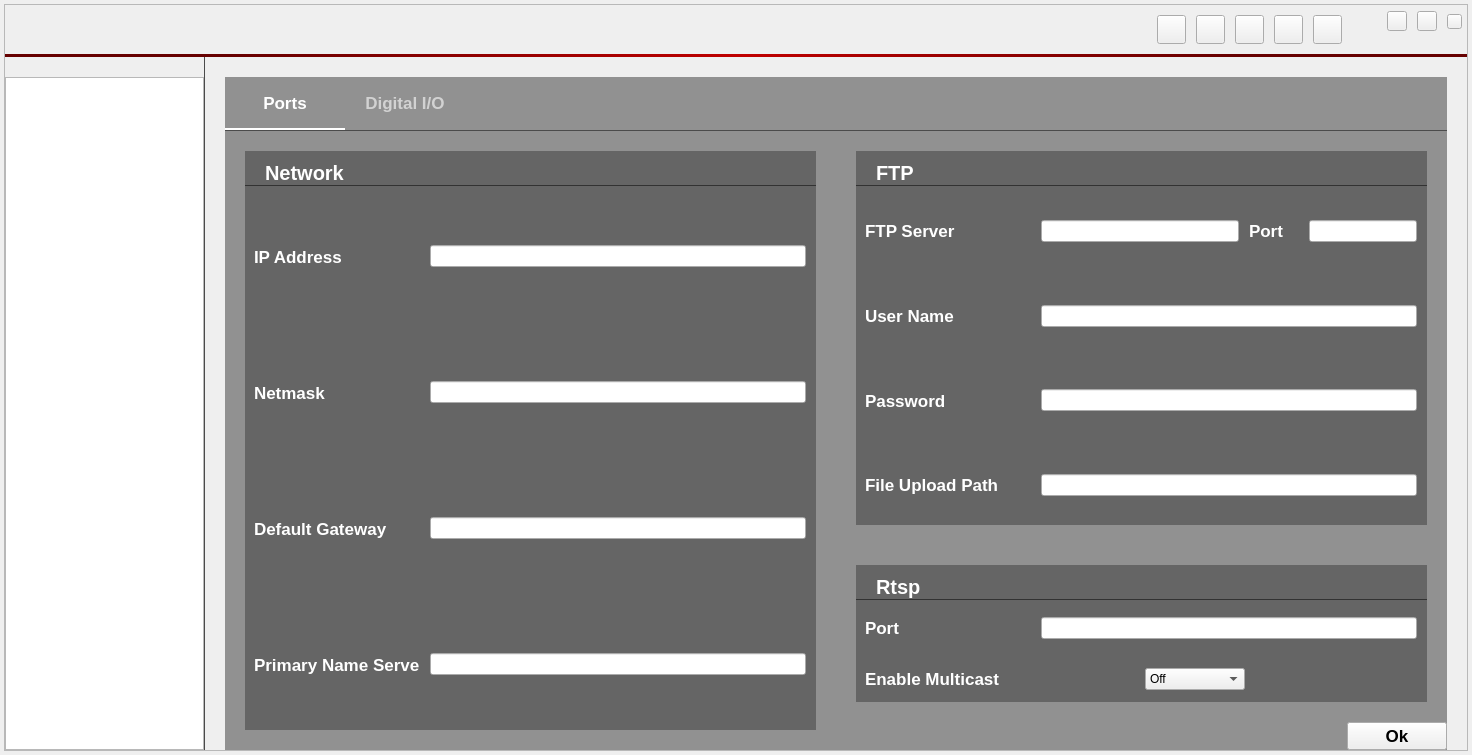
This is widget.ui in tupers/camera-client as Qt 5 draws it before an edit. The edited form follows.
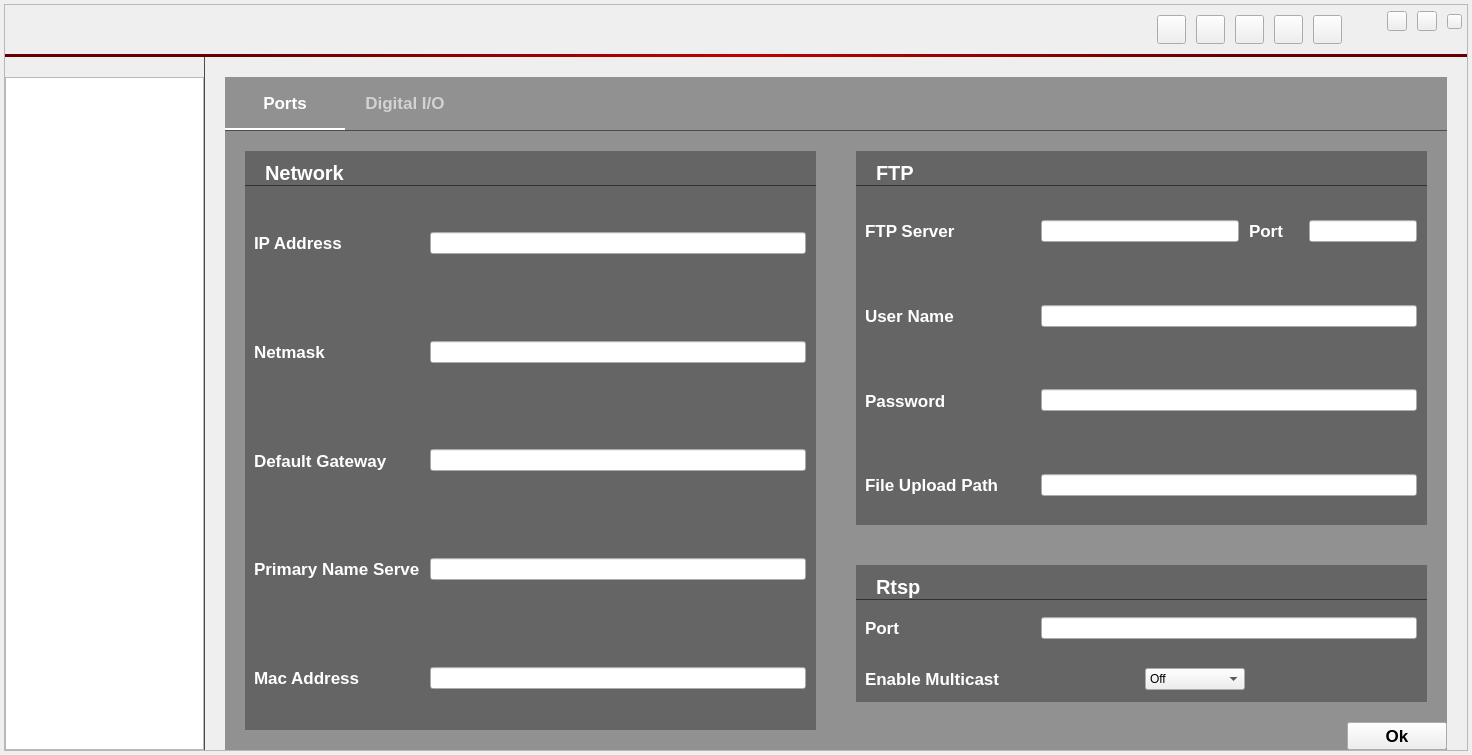
This is the edited form. The open tabs and pages were chosen to show the change. Icons and pictures are not drawn. Custom widgets are drawn as their Qt base class.

```diff
--- a/widget.ui
+++ b/widget.ui
@@ -3714,7 +3714,7 @@
 padding-left:15px;
 margin-top:10px
 }
-QLabel#ports_ipaddresslabel,#ports_netmasklabel,#ports_gatewaylabel,#ports_primarynameserverlabel,#ports_ftpserverlabel,#ports_usernamelabel,#ports_passwordlabel,#ports_fileuploadpathlabel,#ports_rtspportlabel,#ports_multicastlabel
+QLabel#ports_ipaddresslabel,#ports_netmasklabel,#ports_gatewaylabel,#ports_primarynameserverlabel,#ports_ftpserverlabel,#ports_usernamelabel,#ports_passwordlabel,#ports_fileuploadpathlabel,#ports_rtspportlabel,#ports_multicastlabel,#ports_macaddresslabel
 {color:white;
 font:bold 13pt Arial;
 padding-left:5px;
@@ -3958,6 +3958,51 @@
                          </item>
                         </layout>
                        </item>
+                       <item>
+                        <layout class="QHBoxLayout" name="ports_macaddresslayout">
+                         <property name="spacing">
+                          <number>10</number>
+                         </property>
+                         <property name="rightMargin">
+                          <number>10</number>
+                         </property>
+                         <item>
+                          <widget class="QLabel" name="ports_macaddresslabel">
+                           <property name="sizePolicy">
+                            <sizepolicy hsizetype="Preferred" vsizetype="Expanding">
+                             <horstretch>0</horstretch>
+                             <verstretch>0</verstretch>
+                            </sizepolicy>
+                           </property>
+                           <property name="text">
+                            <string>Mac Address</string>
+                           </property>
+                          </widget>
+                         </item>
+                         <item>
+                          <widget class="LineEdit" name="ports_macaddressLineEdit">
+                           <property name="sizePolicy">
+                            <sizepolicy hsizetype="Preferred" vsizetype="Fixed">
+                             <horstretch>0</horstretch>
+                             <verstretch>0</verstretch>
+                            </sizepolicy>
+                           </property>
+                           <property name="minimumSize">
+                            <size>
+                             <width>0</width>
+                             <height>0</height>
+                            </size>
+                           </property>
+                           <property name="maximumSize">
+                            <size>
+                             <width>16777215</width>
+                             <height>16777215</height>
+                            </size>
+                           </property>
+                          </widget>
+                         </item>
+                        </layout>
+                       </item>
                       </layout>
                      </widget>
                     </item>
```
Left out of the diff: 14 changed lines with no effect on the pictures.
